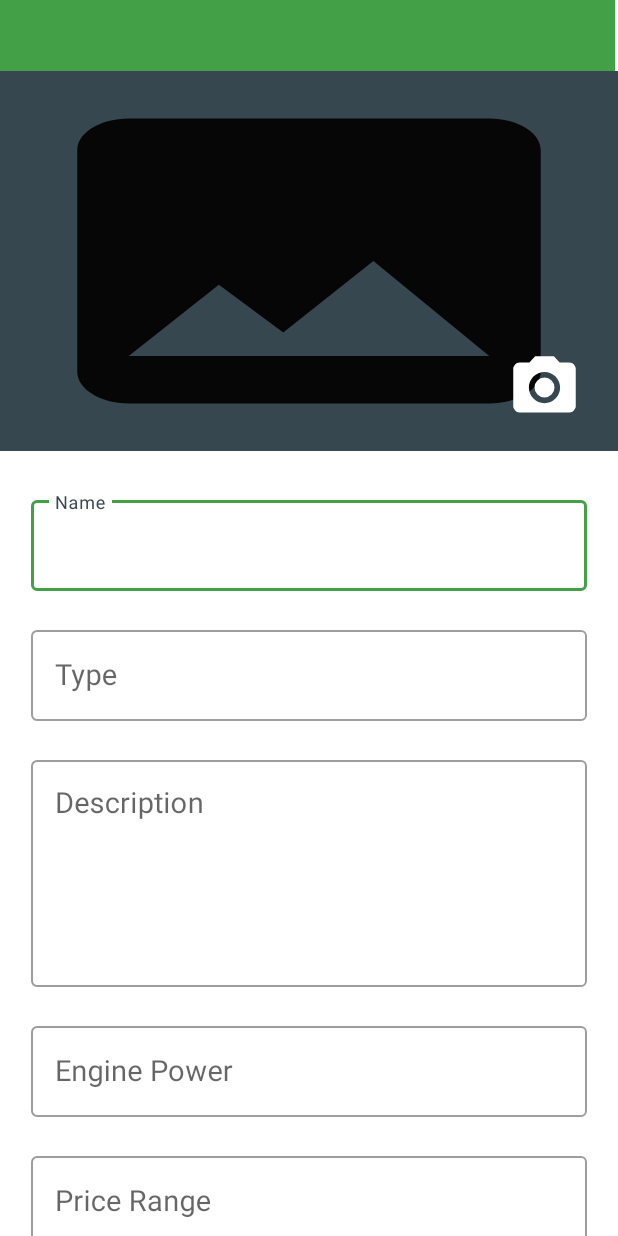
After one commit to DavinderSinghKharoud/FavCars, an Android app: the layout activity_add_update_cars.xml on its own in the app's theme, with its tools: preview values and no code run, on a phone screen of 412 x 824 dp. The commit adds this screen. Run offline under Robolectric (Android 15) with nearby library versions, the phone set to English and light mode, and no system bars.

Commit message:
Add update cars activity

```diff
--- /dev/null
+++ b/app/src/main/res/drawable/add_camera.xml
@@ -0,0 +1,6 @@
+<vector android:height="50dp" android:tint="#FFFFFF"
+    android:viewportHeight="24" android:viewportWidth="24"
+    android:width="50dp" xmlns:android="http://schemas.android.com/apk/res/android">
+    <path android:fillColor="@android:color/white" android:pathData="M12,12m-3.2,0a3.2,3.2 0,1 1,6.4 0a3.2,3.2 0,1 1,-6.4 0"/>
+    <path android:fillColor="@android:color/white" android:pathData="M9,2L7.17,4L4,4c-1.1,0 -2,0.9 -2,2v12c0,1.1 0.9,2 2,2h16c1.1,0 2,-0.9 2,-2L22,6c0,-1.1 -0.9,-2 -2,-2h-3.17L15,2L9,2zM12,17c-2.76,0 -5,-2.24 -5,-5s2.24,-5 5,-5 5,2.24 5,5 -2.24,5 -5,5z"/>
+</vector>
--- /dev/null
+++ b/app/src/main/res/drawable/ic_insert_photo.xml
@@ -0,0 +1,5 @@
+<vector android:height="24dp" android:tint="#070606"
+    android:viewportHeight="24" android:viewportWidth="24"
+    android:width="24dp" xmlns:android="http://schemas.android.com/apk/res/android">
+    <path android:fillColor="@android:color/white" android:pathData="M21,19V5c0,-1.1 -0.9,-2 -2,-2H5c-1.1,0 -2,0.9 -2,2v14c0,1.1 0.9,2 2,2h14c1.1,0 2,-0.9 2,-2zM8.5,13.5l2.5,3.01L14.5,12l4.5,6H5l3.5,-4.5z"/>
+</vector>
--- /dev/null
+++ b/app/src/main/res/layout/activity_add_update_cars.xml
@@ -0,0 +1,241 @@
+<?xml version="1.0" encoding="utf-8"?>
+<androidx.constraintlayout.widget.ConstraintLayout xmlns:android="http://schemas.android.com/apk/res/android"
+    xmlns:app="http://schemas.android.com/apk/res-auto"
+    xmlns:tools="http://schemas.android.com/tools"
+    android:layout_width="match_parent"
+    android:layout_height="match_parent"
+    android:layout_alignParentTop="true"
+    android:fitsSystemWindows="true"
+    tools:context=".view.activities.AddUpdateCarsActivity">
+
+    <androidx.appcompat.widget.Toolbar
+        android:id="@+id/toolbar"
+        android:layout_width="410dp"
+        android:layout_height="47dp"
+        android:background="?attr/colorPrimary"
+        android:minHeight="?attr/actionBarSize"
+        android:theme="?attr/actionBarTheme"
+        app:layout_constraintBottom_toTopOf="@id/sv_add_car"
+        app:layout_constraintEnd_toEndOf="parent"
+        app:layout_constraintHorizontal_bias="0.0"
+        app:layout_constraintStart_toStartOf="parent"
+        app:layout_constraintTop_toTopOf="parent" />
+
+    <ScrollView
+        android:id="@+id/sv_add_car"
+        android:layout_width="match_parent"
+        android:layout_height="0dp"
+        android:fillViewport="true"
+        android:scrollbars="none"
+        app:layout_constraintBottom_toBottomOf="parent"
+        app:layout_constraintEnd_toEndOf="parent"
+        app:layout_constraintStart_toStartOf="parent"
+        app:layout_constraintTop_toBottomOf="@+id/toolbar">
+
+        <androidx.constraintlayout.widget.ConstraintLayout
+            android:layout_width="match_parent"
+            android:layout_height="wrap_content">
+
+            <FrameLayout
+                android:id="@+id/frame_"
+                android:layout_width="match_parent"
+                android:layout_height="@dimen/_200sdp"
+                app:layout_constraintEnd_toEndOf="parent"
+                app:layout_constraintStart_toStartOf="parent"
+                app:layout_constraintTop_toTopOf="parent">
+
+                <ImageView
+                    android:id="@+id/iv_image"
+                    android:layout_width="match_parent"
+                    android:layout_height="253dp"
+                    android:background="@color/blue_grey"
+                    android:scaleType="fitXY"
+                    app:srcCompat="@drawable/ic_insert_photo" />
+
+                <de.hdodenhof.circleimageview.CircleImageView
+                    android:id="@+id/iv_add_dish_image"
+                    android:layout_width="wrap_content"
+                    android:layout_height="wrap_content"
+                    android:layout_gravity="end|bottom"
+                    android:padding="24dp"
+                    android:src="@drawable/add_camera"
+                    app:civ_border_color="#FF000000" />
+            </FrameLayout>
+
+            <com.google.android.material.textfield.TextInputLayout
+                android:id="@+id/ti_name"
+                style="@style/Widget.MaterialComponents.TextInputLayout.OutlinedBox"
+                android:layout_width="match_parent"
+                android:layout_height="wrap_content"
+                android:layout_marginStart="@dimen/_16sdp"
+                android:layout_marginTop="@dimen/_16sdp"
+                android:layout_marginEnd="@dimen/_16sdp"
+                android:hint="@string/name_add_car"
+                app:hintTextColor="@color/blue_grey"
+                app:layout_constraintBottom_toTopOf="@+id/ti_type"
+                app:layout_constraintEnd_toEndOf="parent"
+                app:layout_constraintStart_toStartOf="parent"
+                app:layout_constraintTop_toBottomOf="@+id/frame_">
+
+                <EditText
+                    android:id="@+id/et_name"
+                    android:layout_width="match_parent"
+                    android:layout_height="wrap_content"
+                    android:autofillHints="string"
+                    android:inputType="text"
+                    android:textColor="@color/grey"
+                    android:textSize="@dimen/_15sdp" />
+            </com.google.android.material.textfield.TextInputLayout>
+
+            <com.google.android.material.textfield.TextInputLayout
+                android:id="@+id/ti_type"
+                style="@style/Widget.MaterialComponents.TextInputLayout.OutlinedBox"
+                android:layout_width="match_parent"
+                android:layout_height="wrap_content"
+                android:layout_marginStart="@dimen/_16sdp"
+                android:layout_marginTop="@dimen/_16sdp"
+                android:layout_marginEnd="@dimen/_16sdp"
+                android:hint="@string/type_add_car"
+                app:hintTextColor="@color/blue_grey"
+                app:layout_constraintBottom_toTopOf="@+id/ti_description"
+                app:layout_constraintEnd_toEndOf="parent"
+                app:layout_constraintStart_toStartOf="parent"
+                app:layout_constraintTop_toBottomOf="@+id/ti_name">
+
+                <EditText
+                    android:id="@+id/et_type"
+                    android:layout_width="match_parent"
+                    android:layout_height="wrap_content"
+                    android:autofillHints="string"
+                    android:focusable="false"
+                    android:focusableInTouchMode="false"
+                    android:inputType="text"
+                    android:textColor="@color/grey"
+                    android:textSize="@dimen/_15sdp" />
+            </com.google.android.material.textfield.TextInputLayout>
+
+            <com.google.android.material.textfield.TextInputLayout
+                android:id="@+id/ti_description"
+                style="@style/Widget.MaterialComponents.TextInputLayout.OutlinedBox"
+                android:layout_width="match_parent"
+                android:layout_height="wrap_content"
+                android:layout_marginStart="@dimen/_16sdp"
+                android:layout_marginTop="@dimen/_16sdp"
+                android:layout_marginEnd="@dimen/_16sdp"
+                android:hint="@string/label_description"
+                app:hintTextColor="@color/blue_grey"
+                app:layout_constraintEnd_toEndOf="parent"
+                app:layout_constraintStart_toStartOf="parent"
+                app:layout_constraintTop_toBottomOf="@+id/ti_type">
+
+                <EditText
+                    android:id="@+id/et_description"
+                    android:layout_width="match_parent"
+                    android:layout_height="wrap_content"
+                    android:autofillHints="string"
+                    android:gravity="top"
+                    android:inputType="textMultiLine"
+                    android:minLines="5"
+                    android:textColor="@color/grey"
+                    android:textSize="@dimen/_15sdp" />
+            </com.google.android.material.textfield.TextInputLayout>
+
+            <com.google.android.material.textfield.TextInputLayout
+                android:id="@+id/ti_engine_power"
+                style="@style/Widget.MaterialComponents.TextInputLayout.OutlinedBox"
+                android:layout_width="match_parent"
+                android:layout_height="wrap_content"
+                android:layout_marginStart="@dimen/_16sdp"
+                android:layout_marginTop="@dimen/_16sdp"
+                android:layout_marginEnd="@dimen/_16sdp"
+                android:hint="@string/label_engine_pow"
+                app:hintTextColor="@color/blue_grey"
+                app:layout_constraintEnd_toEndOf="parent"
+                app:layout_constraintStart_toStartOf="parent"
+                app:layout_constraintTop_toBottomOf="@+id/ti_description">
+
+                <EditText
+                    android:id="@+id/et_engine_power"
+                    android:layout_width="match_parent"
+                    android:layout_height="wrap_content"
+                    android:autofillHints="string"
+                    android:focusable="false"
+                    android:focusableInTouchMode="false"
+                    android:inputType="text"
+                    android:textColor="@color/grey"
+                    android:textSize="@dimen/_15sdp" />
+            </com.google.android.material.textfield.TextInputLayout>
+
+            <com.google.android.material.textfield.TextInputLayout
+                android:id="@+id/ti_price_range"
+                style="@style/Widget.MaterialComponents.TextInputLayout.OutlinedBox"
+                android:layout_width="match_parent"
+                android:layout_height="wrap_content"
+                android:layout_marginStart="@dimen/_16sdp"
+                android:layout_marginTop="@dimen/_16sdp"
+                android:layout_marginEnd="@dimen/_16sdp"
+                android:hint="@string/price_add_car"
+                app:hintTextColor="@color/blue_grey"
+                app:layout_constraintEnd_toEndOf="parent"
+                app:layout_constraintStart_toStartOf="parent"
+                app:layout_constraintTop_toBottomOf="@+id/ti_engine_power">
+
+                <EditText
+                    android:id="@+id/et_price_range"
+                    android:layout_width="match_parent"
+                    android:layout_height="wrap_content"
+                    android:autofillHints="string"
+                    android:focusable="false"
+                    android:focusableInTouchMode="false"
+                    android:inputType="text"
+                    android:textColor="@color/grey"
+                    android:textSize="@dimen/_15sdp" />
+            </com.google.android.material.textfield.TextInputLayout>
+
+            <com.google.android.material.textfield.TextInputLayout
+                android:id="@+id/ti_review"
+                style="@style/Widget.MaterialComponents.TextInputLayout.OutlinedBox"
+                android:layout_width="match_parent"
+                android:layout_height="wrap_content"
+                android:layout_marginStart="@dimen/_16sdp"
+                android:layout_marginTop="@dimen/_16sdp"
+                android:layout_marginEnd="@dimen/_16sdp"
+                android:hint="@string/label_review"
+                app:hintTextColor="@color/blue_grey"
+                app:layout_constraintEnd_toEndOf="parent"
+                app:layout_constraintStart_toStartOf="parent"
+                app:layout_constraintTop_toBottomOf="@+id/ti_price_range">
+
+                <EditText
+                    android:id="@+id/et_review"
+                    android:layout_width="match_parent"
+                    android:layout_height="wrap_content"
+                    android:autofillHints="string"
+                    android:inputType="text"
+                    android:textColor="@color/grey"
+                    android:textSize="@dimen/_15sdp" />
+            </com.google.android.material.textfield.TextInputLayout>
+
+
+            <Button
+                android:id="@+id/bt_submit"
+                android:layout_width="wrap_content"
+                android:layout_height="wrap_content"
+                android:layout_gravity="center"
+                android:layout_marginStart="@dimen/_16sdp"
+                android:layout_marginTop="@dimen/_16sdp"
+                android:layout_marginEnd="@dimen/_16sdp"
+                android:layout_marginBottom="@dimen/_20sdp"
+                android:foreground="?attr/selectableItemBackground"
+                android:gravity="center"
+                android:text="@string/label_add_car"
+                app:layout_constraintBottom_toBottomOf="parent"
+                app:layout_constraintEnd_toEndOf="parent"
+                app:layout_constraintStart_toStartOf="parent"
+                app:layout_constraintTop_toBottomOf="@+id/ti_review"
+                tools:ignore="UnusedAttribute"
+                tools:targetApi="m" />
+        </androidx.constraintlayout.widget.ConstraintLayout>
+    </ScrollView>
+
+</androidx.constraintlayout.widget.ConstraintLayout>
--- a/app/src/main/res/values/strings.xml
+++ b/app/src/main/res/values/strings.xml
@@ -9,4 +9,13 @@
     <string name="title_image_select">Select Image Action</string>
     <string name="label_camera">Camera</string>
     <string name="label_gallery">Gallery</string>
+
+    <string name="label_add_car">Add Car</string>
+    <string name="image_content_description">image</string>
+    <string name="name_add_car">Name</string>
+    <string name="type_add_car">Type</string>
+    <string name="price_add_car">Price Range</string>
+    <string name="label_description">Description</string>
+    <string name="label_engine_pow">Engine Power</string>
+    <string name="label_review">Review</string>
 </resources>
```
